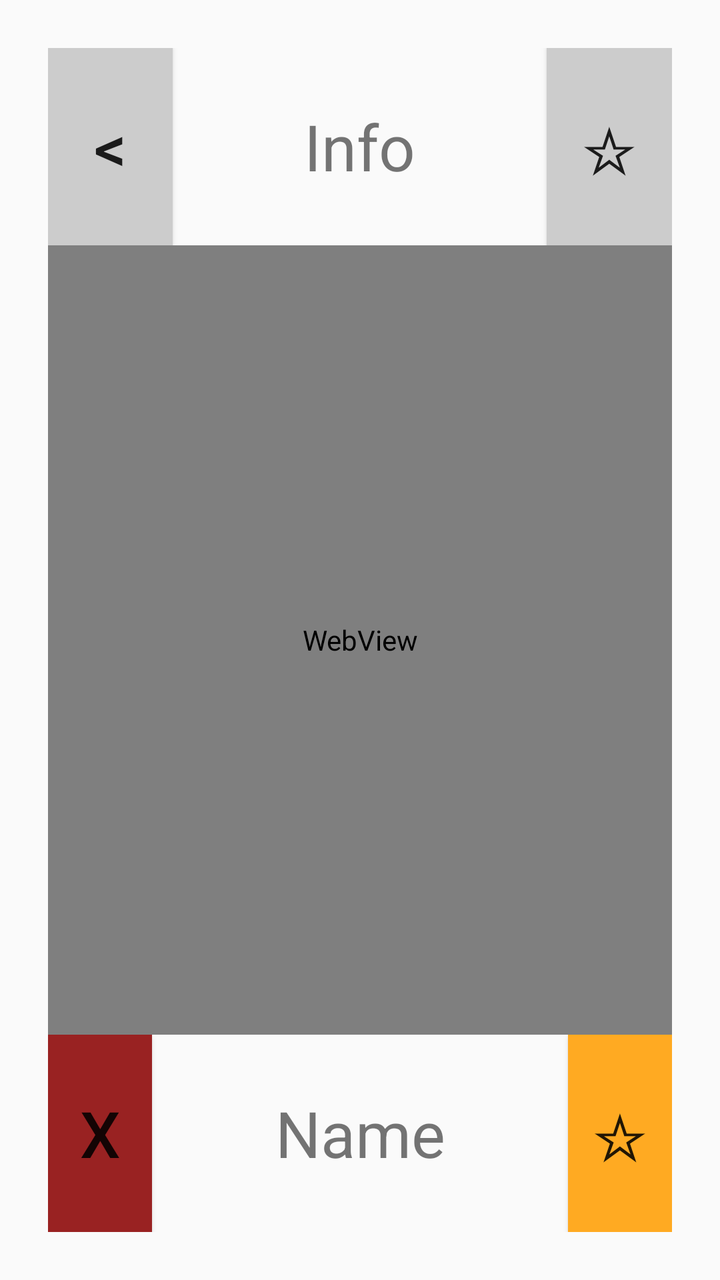
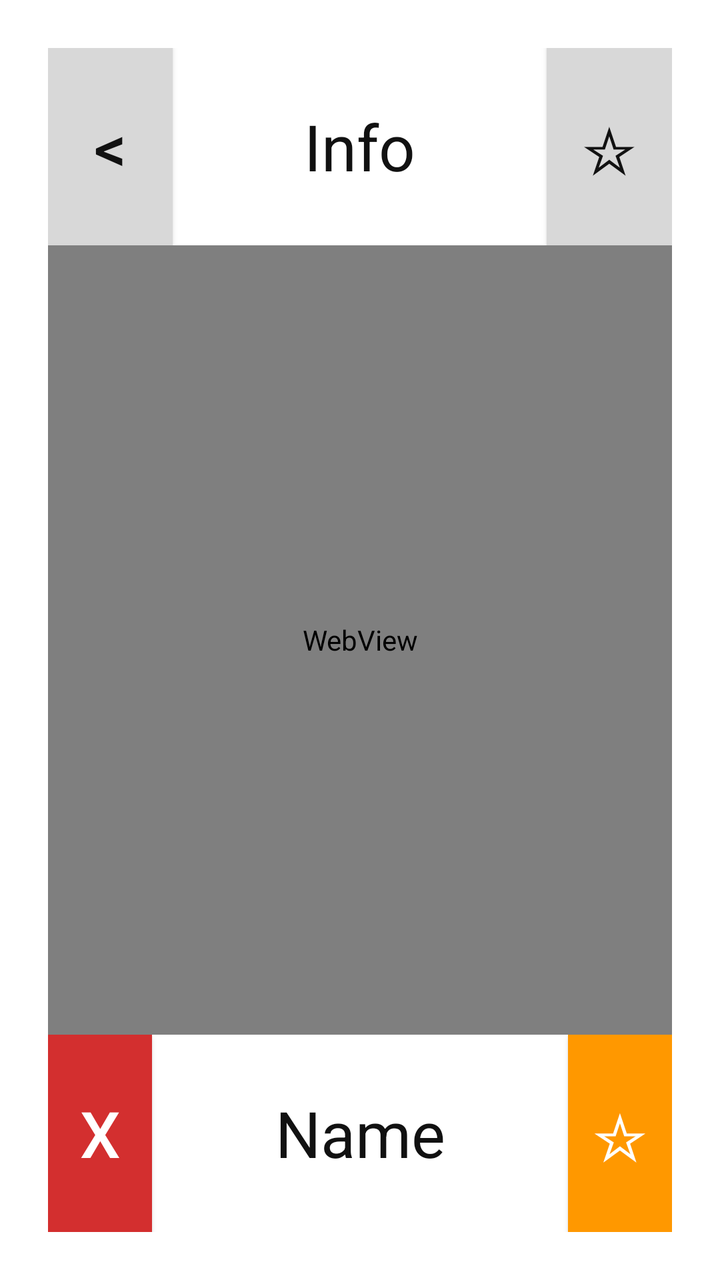

Before-and-after screenshots of an Android layout around one commit, followed by the original layout XML and the change that was made.
<!-- AndroidManifest.xml: application theme AppTheme -->
<!-- res/layout/info.xml -->
<LinearLayout
     xmlns:android="http://schemas.android.com/apk/res/android"
     xmlns:tools="http://schemas.android.com/tools"
     android:id="@+id/bg"
     android:orientation="vertical"
     android:layout_width="match_parent"
     android:layout_height="match_parent"
     android:padding="@dimen/largeMargin"
     tools:context=".NewNames">

     <LinearLayout
          android:orientation="horizontal"
          android:layout_width="fill_parent"
          android:layout_height="0dp"
          android:layout_weight="1">

          <Button
               android:id="@+id/back"
               android:onClick="back"
               android:text="@string/back"
               android:textSize="@dimen/largeText"
               android:padding="@dimen/smallMargin"
               android:layout_height="fill_parent"
               android:layout_width="0dp"
               android:layout_weight="1"
               android:background="@color/gray"
               android:gravity="center"
               android:layout_gravity="center_horizontal"/>

          <TextView
               android:text="@string/infoPage"
               android:gravity="center"
               android:textSize="@dimen/largeText"
               android:layout_height="fill_parent"
               android:layout_width="0dp"
               android:layout_weight="3"/>

          <Button
               android:id="@+id/myList"
               android:onClick="myList"
               android:text="@string/myList"
               android:textSize="@dimen/largeText"
               android:padding="@dimen/smallMargin"
               android:layout_width="0dp"
               android:layout_height="fill_parent"
               android:layout_weight="1"
               android:background="@color/gray"/>

     </LinearLayout>

     <WebView
          android:id="@+id/webView"
          android:layout_height="0dp"
          android:layout_width="fill_parent"
          android:layout_weight="4">

     </WebView>

     <LinearLayout
          android:orientation="horizontal"
          android:layout_height="0dp"
          android:layout_width="fill_parent"
          android:layout_weight="1">

          <Button
               android:id="@+id/delete"
               android:onClick="delete"
               android:text="@string/delete"
               android:textSize="@dimen/largeText"
               android:layout_height="fill_parent"
               android:layout_width="0dp"
               android:layout_weight="1"
               android:background="@color/delete"/>

          <TextView
               android:orientation="horizontal"
               android:id="@+id/name"
               android:text="@string/name"
               android:gravity="center"
               android:textSize="@dimen/largeText"
               android:layout_height="fill_parent"
               android:layout_width="0dp"
               android:layout_weight="4"/>

          <Button
               android:id="@+id/save"
               android:onClick="save"
               android:text="@string/save"
               android:textSize="@dimen/largeText"
               android:layout_height="fill_parent"
               android:layout_width="0dp"
               android:layout_weight="1"
               android:background="@color/save"/>

     </LinearLayout>

</LinearLayout>
<!-- resources referenced by this layout -->
<resources>
  <color name="delete">#922</color>
  <color name="gray">#ccc</color>
  <color name="save">#fa2</color>
  <dimen name="largeMargin">24dp</dimen>
  <dimen name="largeText">32sp</dimen>
  <dimen name="smallMargin">6dp</dimen>
  <string name="back">&lt;</string>
  <string name="delete">x</string>
  <string name="infoPage">Info</string>
  <string name="myList">☆</string>
  <string name="name">Name</string>
  <string name="save">☆</string>
  <style name="AppTheme" parent="android:Theme.Holo.Light.DarkActionBar">
            
       </style>
</resources>

<!-- the commit's change to res/layout/info.xml (unified diff, before → after) -->
@@ -19,6 +19,7 @@
                android:onClick="back"
                android:text="@string/back"
                android:textSize="@dimen/largeText"
+               android:textColor="@color/button_text"
                android:padding="@dimen/smallMargin"
                android:layout_height="fill_parent"
                android:layout_width="0dp"
@@ -31,6 +32,7 @@
                android:text="@string/infoPage"
                android:gravity="center"
                android:textSize="@dimen/largeText"
+               android:textColor="@color/text_primary"
                android:layout_height="fill_parent"
                android:layout_width="0dp"
                android:layout_weight="3"/>
@@ -40,6 +42,7 @@
                android:onClick="myList"
                android:text="@string/myList"
                android:textSize="@dimen/largeText"
+               android:textColor="@color/button_text"
                android:padding="@dimen/smallMargin"
                android:layout_width="0dp"
                android:layout_height="fill_parent"
@@ -67,6 +70,7 @@
                android:onClick="delete"
                android:text="@string/delete"
                android:textSize="@dimen/largeText"
+               android:textColor="@color/delete_text"
                android:layout_height="fill_parent"
                android:layout_width="0dp"
                android:layout_weight="1"
@@ -78,6 +82,7 @@
                android:text="@string/name"
                android:gravity="center"
                android:textSize="@dimen/largeText"
+               android:textColor="@color/text_primary"
                android:layout_height="fill_parent"
                android:layout_width="0dp"
                android:layout_weight="4"/>
@@ -87,6 +92,7 @@
                android:onClick="save"
                android:text="@string/save"
                android:textSize="@dimen/largeText"
+               android:textColor="@color/save_text"
                android:layout_height="fill_parent"
                android:layout_width="0dp"
                android:layout_weight="1"
<!-- resource entries referenced after the edit -->
@@ -1,8 +1,12 @@
 <!-- resources referenced by this layout -->
 <resources>
-  <color name="delete">#922</color>
-  <color name="gray">#ccc</color>
-  <color name="save">#fa2</color>
+  <color name="button_text">#111111</color>
+  <color name="delete">#d32f2f</color>
+  <color name="delete_text">#ffffff</color>
+  <color name="gray">#d8d8d8</color>
+  <color name="save">#ff9800</color>
+  <color name="save_text">#ffffff</color>
+  <color name="text_primary">#111111</color>
   <dimen name="largeMargin">24dp</dimen>
   <dimen name="largeText">32sp</dimen>
   <dimen name="smallMargin">6dp</dimen>
@@ -12,8 +16,14 @@
   <string name="myList">☆</string>
   <string name="name">Name</string>
   <string name="save">☆</string>
-  <style name="AppTheme" parent="android:Theme.Holo.Light.DarkActionBar">
-            
-       </style>
+  <style name="AppTheme" parent="android:Theme.Material.Light.NoActionBar">
+          <item name="android:textColor">@color/text_primary</item>
+          <item name="android:textColorPrimary">@color/text_primary</item>
+          <item name="android:textColorSecondary">@color/text_secondary</item>
+          <item name="android:windowBackground">@color/white</item>
+          <item name="android:colorBackground">@color/white</item>
+      </style>
+  <color name="text_secondary">#555555</color>
+  <color name="white">#ffffff</color>
 </resources>
 
